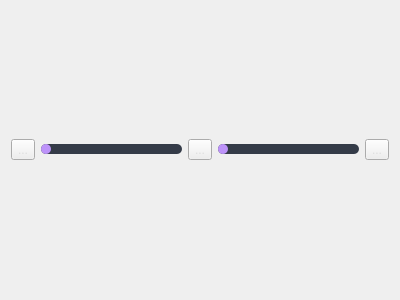
First picture: the form in ui/video_controls.ui, repository DiamondHawk8/Oculus, before the edit.
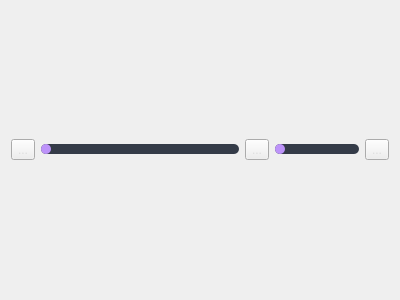
Second picture: the form after the edit. Icons and pictures are not drawn.

Commit message: Fix volume slider sizing policy

Patch:
```diff
--- a/ui/video_controls.ui
+++ b/ui/video_controls.ui
@@ -585,6 +585,12 @@
      </item>
      <item>
       <widget class="QSlider" name="volSlider">
+       <property name="sizePolicy">
+        <sizepolicy hsizetype="Preferred" vsizetype="Fixed">
+         <horstretch>0</horstretch>
+         <verstretch>0</verstretch>
+        </sizepolicy>
+       </property>
        <property name="maximum">
         <number>100</number>
        </property>
```
The commit also changes 1 other file.
